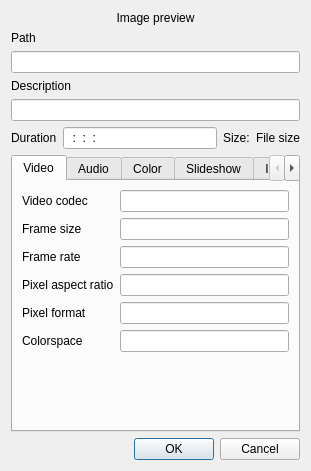
Qt form src/widgets/clipproperties_ui.ui (KDE/kdenlive) before a commit.
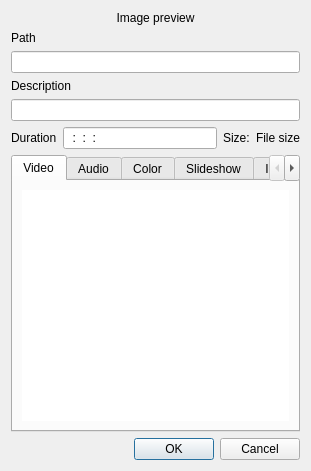
The same form after that commit. Custom widgets are drawn as their Qt base class.

Commit message: Cleanup clip properties ui

```diff
--- a/src/widgets/clipproperties_ui.ui
+++ b/src/widgets/clipproperties_ui.ui
@@ -110,100 +110,41 @@
       </attribute>
       <layout class="QGridLayout" name="gridLayout">
        <item row="0" column="0" colspan="2">
-        <widget class="QLabel" name="label_8">
-         <property name="text">
-          <string>Video codec</string>
+        <widget class="QTreeWidget" name="clip_vproperties">
+         <property name="frameShape">
+          <enum>QFrame::NoFrame</enum>
          </property>
-        </widget>
-       </item>
-       <item row="0" column="2">
-        <widget class="KLineEdit" name="clip_vcodec">
-         <property name="readOnly">
+         <property name="alternatingRowColors">
           <bool>true</bool>
          </property>
-        </widget>
-       </item>
-       <item row="1" column="0" colspan="2">
-        <widget class="QLabel" name="label_6">
-         <property name="text">
-          <string>Frame size</string>
+         <property name="selectionMode">
+          <enum>QAbstractItemView::NoSelection</enum>
          </property>
-        </widget>
-       </item>
-       <item row="1" column="2">
-        <widget class="KLineEdit" name="clip_size">
-         <property name="readOnly">
-          <bool>true</bool>
+         <property name="rootIsDecorated">
+          <bool>false</bool>
          </property>
-        </widget>
-       </item>
-       <item row="2" column="0" colspan="2">
-        <widget class="QLabel" name="label_7">
-         <property name="text">
-          <string>Frame rate</string>
+         <property name="itemsExpandable">
+          <bool>false</bool>
          </property>
-        </widget>
-       </item>
-       <item row="2" column="2">
-        <widget class="KLineEdit" name="clip_fps">
-         <property name="readOnly">
+         <property name="allColumnsShowFocus">
           <bool>true</bool>
          </property>
-        </widget>
-       </item>
-       <item row="3" column="0" colspan="2">
-        <widget class="QLabel" name="label_12">
-         <property name="text">
-          <string>Pixel aspect ratio</string>
-         </property>
-        </widget>
-       </item>
-       <item row="3" column="2">
-        <widget class="KLineEdit" name="clip_ratio">
-         <property name="readOnly">
+         <property name="headerHidden">
           <bool>true</bool>
          </property>
-        </widget>
-       </item>
-       <item row="6" column="2">
-        <spacer name="verticalSpacer_2">
-         <property name="orientation">
-          <enum>Qt::Vertical</enum>
+         <property name="columnCount">
+          <number>2</number>
          </property>
-         <property name="sizeHint" stdset="0">
-          <size>
-           <width>20</width>
-           <height>17</height>
-          </size>
-         </property>
-        </spacer>
-       </item>
-       <item row="4" column="0">
-        <widget class="QLabel" name="label">
-         <property name="text">
-          <string>Pixel format</string>
-         </property>
-        </widget>
-       </item>
-       <item row="5" column="0">
-        <widget class="QLabel" name="label_2">
-         <property name="text">
-          <string>Colorspace</string>
-         </property>
-        </widget>
-       </item>
-       <item row="4" column="2">
-        <widget class="KLineEdit" name="clip_pixfmt">
-         <property name="readOnly">
-          <bool>true</bool>
-         </property>
-        </widget>
-       </item>
-       <item row="5" column="2">
-        <widget class="KLineEdit" name="clip_colorspace">
-         <property name="readOnly">
-          <bool>true</bool>
-         </property>
+         <column>
+          <property name="text">
+           <string>1</string>
+          </property>
+         </column>
+         <column>
+          <property name="text">
+           <string>2</string>
+          </property>
+         </column>
         </widget>
        </item>
       </layout>
```
Left out of the diff: 73 changed lines with no effect on the pictures. The commit also changes 2 other files.
